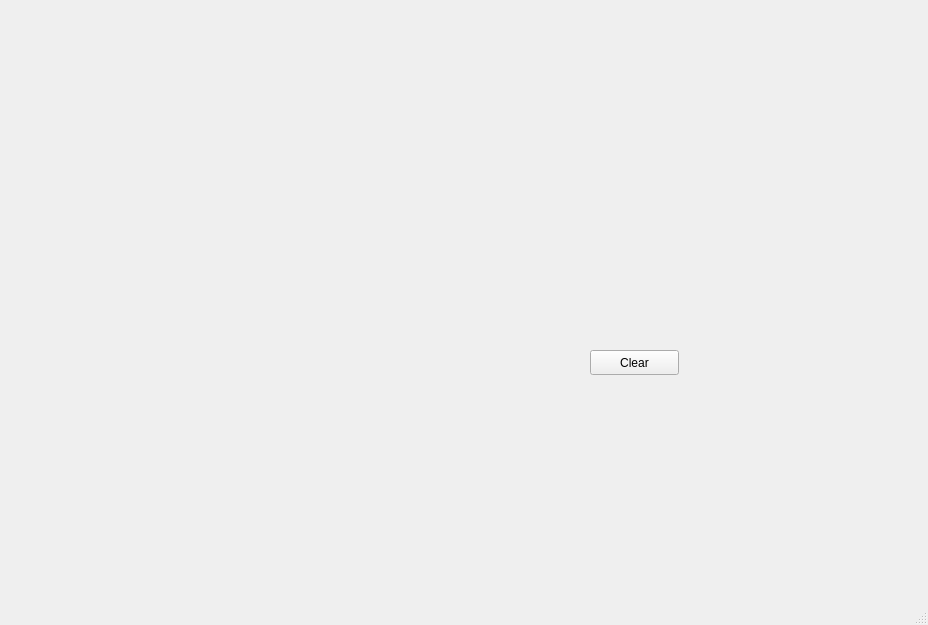
This is CGL/assign-a4/mainwindow.ui in mufaddal12/21340 as Qt 5 draws it before an edit. The edited form follows.
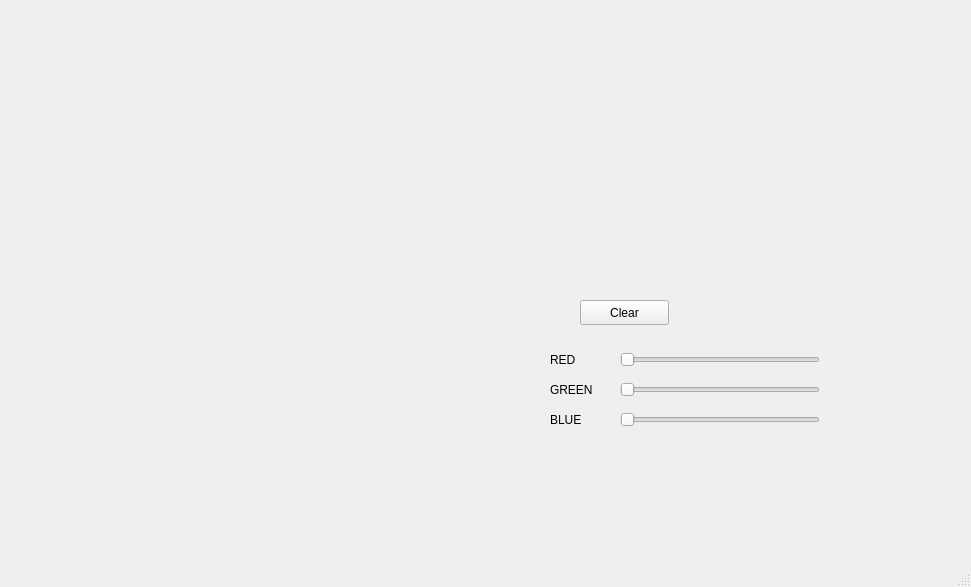
This is the edited form.

The edit to the form file:
```diff
--- a/CGL/assign-a4/mainwindow.ui
+++ b/CGL/assign-a4/mainwindow.ui
@@ -6,8 +6,8 @@
    <rect>
     <x>0</x>
     <y>0</y>
-    <width>928</width>
-    <height>625</height>
+    <width>971</width>
+    <height>587</height>
    </rect>
   </property>
   <property name="windowTitle">
@@ -46,8 +46,8 @@
    <widget class="QPushButton" name="clear">
     <property name="geometry">
      <rect>
-      <x>590</x>
-      <y>350</y>
+      <x>580</x>
+      <y>300</y>
       <width>89</width>
       <height>25</height>
      </rect>
@@ -69,6 +69,145 @@
      <string/>
     </property>
    </widget>
+   <widget class="QSlider" name="red">
+    <property name="geometry">
+     <rect>
+      <x>620</x>
+      <y>350</y>
+      <width>200</width>
+      <height>20</height>
+     </rect>
+    </property>
+    <property name="maximum">
+     <number>255</number>
+    </property>
+    <property name="orientation">
+     <enum>Qt::Horizontal</enum>
+    </property>
+   </widget>
+   <widget class="QSlider" name="green">
+    <property name="geometry">
+     <rect>
+      <x>620</x>
+      <y>380</y>
+      <width>200</width>
+      <height>20</height>
+     </rect>
+    </property>
+    <property name="maximum">
+     <number>255</number>
+    </property>
+    <property name="orientation">
+     <enum>Qt::Horizontal</enum>
+    </property>
+   </widget>
+   <widget class="QSlider" name="blue">
+    <property name="geometry">
+     <rect>
+      <x>620</x>
+      <y>410</y>
+      <width>200</width>
+      <height>20</height>
+     </rect>
+    </property>
+    <property name="maximum">
+     <number>255</number>
+    </property>
+    <property name="orientation">
+     <enum>Qt::Horizontal</enum>
+    </property>
+   </widget>
+   <widget class="QLabel" name="colour">
+    <property name="geometry">
+     <rect>
+      <x>870</x>
+      <y>360</y>
+      <width>50</width>
+      <height>50</height>
+     </rect>
+    </property>
+    <property name="text">
+     <string/>
+    </property>
+   </widget>
+   <widget class="QLabel" name="red_label">
+    <property name="geometry">
+     <rect>
+      <x>830</x>
+      <y>350</y>
+      <width>20</width>
+      <height>20</height>
+     </rect>
+    </property>
+    <property name="text">
+     <string/>
+    </property>
+   </widget>
+   <widget class="QLabel" name="green_label">
+    <property name="geometry">
+     <rect>
+      <x>830</x>
+      <y>380</y>
+      <width>20</width>
+      <height>20</height>
+     </rect>
+    </property>
+    <property name="text">
+     <string/>
+    </property>
+   </widget>
+   <widget class="QLabel" name="blue_label">
+    <property name="geometry">
+     <rect>
+      <x>830</x>
+      <y>410</y>
+      <width>20</width>
+      <height>20</height>
+     </rect>
+    </property>
+    <property name="text">
+     <string/>
+    </property>
+   </widget>
+   <widget class="QLabel" name="label">
+    <property name="geometry">
+     <rect>
+      <x>550</x>
+      <y>350</y>
+      <width>41</width>
+      <height>20</height>
+     </rect>
+    </property>
+    <property name="text">
+     <string>RED</string>
+    </property>
+   </widget>
+   <widget class="QLabel" name="label_2">
+    <property name="geometry">
+     <rect>
+      <x>550</x>
+      <y>380</y>
+      <width>61</width>
+      <height>20</height>
+     </rect>
+    </property>
+    <property name="text">
+     <string>GREEN</string>
+    </property>
+   </widget>
+   <widget class="QLabel" name="label_3">
+    <property name="geometry">
+     <rect>
+      <x>550</x>
+      <y>410</y>
+      <width>41</width>
+      <height>20</height>
+     </rect>
+    </property>
+    <property name="text">
+     <string>BLUE</string>
+    </property>
+   </widget>
   </widget>
   <widget class="QMenuBar" name="menuBar">
    <property name="geometry">
```
Left out of the diff: 2 changed lines with no effect on the pictures.
